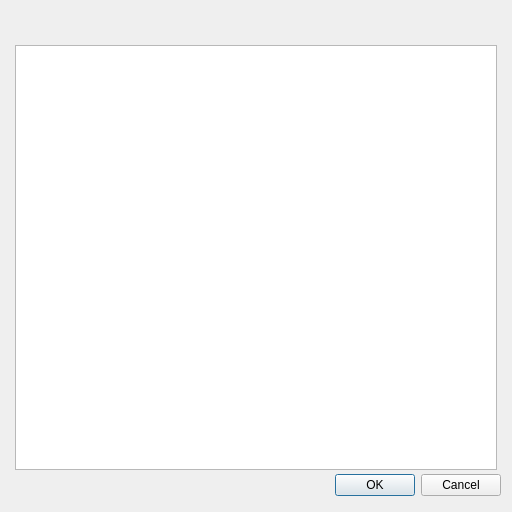
flyhex/qt3dstudio, file src/Authoring/Studio/Application/DataInputListDlg.ui: the form before one commit.
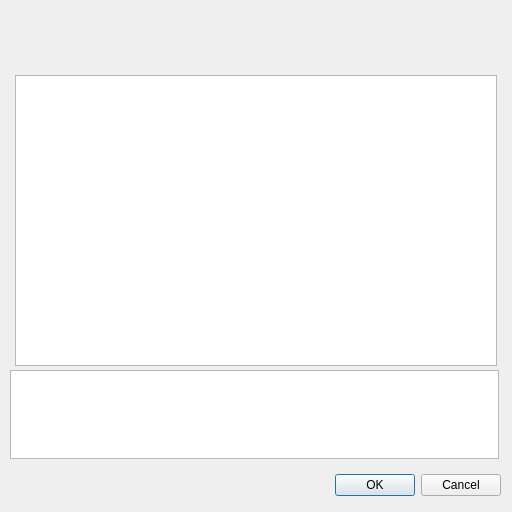
The form after the commit.

What changed in the file:
```diff
--- a/src/Authoring/Studio/Application/DataInputListDlg.ui
+++ b/src/Authoring/Studio/Application/DataInputListDlg.ui
@@ -60,7 +60,7 @@
      <x>10</x>
      <y>10</y>
      <width>491</width>
-     <height>31</height>
+     <height>53</height>
     </rect>
    </property>
    <layout class="QHBoxLayout" name="horizontalLayout_2">
@@ -99,9 +99,9 @@
    <property name="geometry">
     <rect>
      <x>15</x>
-     <y>45</y>
+     <y>75</y>
      <width>482</width>
-     <height>425</height>
+     <height>291</height>
     </rect>
    </property>
    <property name="editTriggers">
@@ -117,12 +117,31 @@
     <bool>false</bool>
    </property>
    <attribute name="horizontalHeaderVisible">
-    <bool>true</bool>
+    <bool>false</bool>
    </attribute>
    <attribute name="verticalHeaderVisible">
     <bool>false</bool>
    </attribute>
   </widget>
+  <widget class="QTableView" name="elementInfo">
+   <property name="geometry">
+    <rect>
+     <x>10</x>
+     <y>370</y>
+     <width>489</width>
+     <height>89</height>
+    </rect>
+   </property>
+   <property name="selectionMode">
+    <enum>QAbstractItemView::ExtendedSelection</enum>
+   </property>
+   <property name="selectionBehavior">
+    <enum>QAbstractItemView::SelectRows</enum>
+   </property>
+   <attribute name="horizontalHeaderVisible">
+    <bool>false</bool>
+   </attribute>
+  </widget>
  </widget>
  <resources/>
  <connections/>
```
